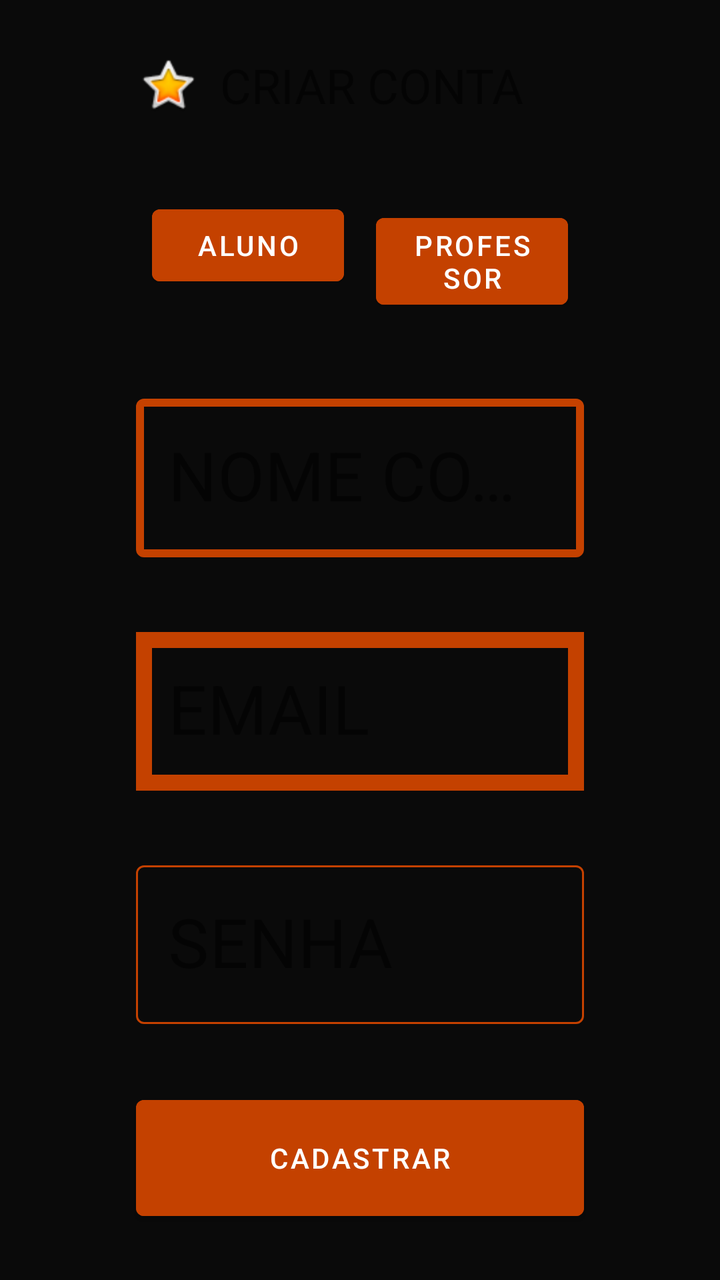
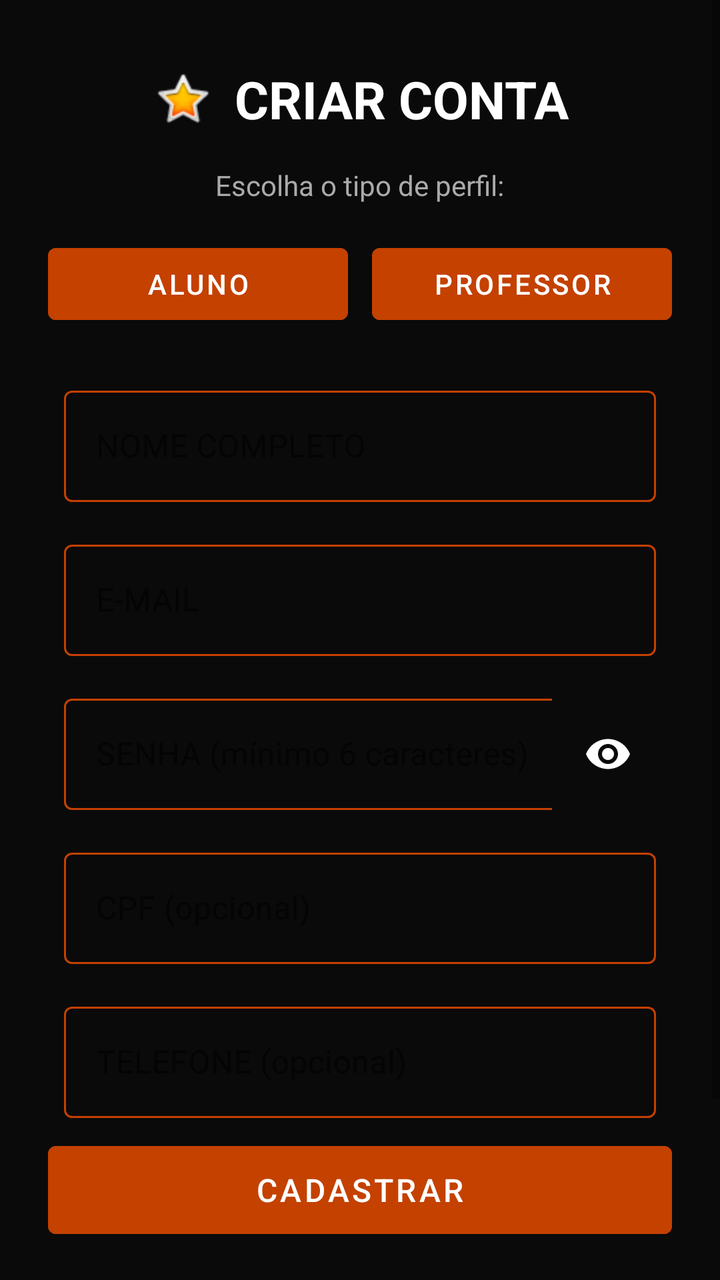

Before-and-after screenshots of an Android layout around one commit, followed by the original layout XML and the change that was made.
<!-- AndroidManifest.xml: application theme Theme.TreinaMais -->
<!-- res/layout/cadastro.xml -->
<?xml version="1.0" encoding="utf-8"?>
<androidx.constraintlayout.widget.ConstraintLayout xmlns:android="http://schemas.android.com/apk/res/android"
    xmlns:app="http://schemas.android.com/apk/res-auto"
    xmlns:tools="http://schemas.android.com/tools"
    android:id="@+id/constraintLout_Cadastro"
    android:layout_width="match_parent"
    android:layout_height="match_parent"
    android:outlineProvider="none">

    <LinearLayout
        android:layout_width="0dp"
        android:layout_height="wrap_content"
        android:layout_marginStart="32dp"
        android:layout_marginTop="8dp"
        android:layout_marginEnd="32dp"
        android:layout_marginBottom="8dp"
        android:gravity="center"
        android:orientation="vertical"
        android:padding="20dp"
        app:layout_constraintBottom_toBottomOf="parent"
        app:layout_constraintEnd_toEndOf="parent"
        app:layout_constraintStart_toStartOf="parent"
        app:layout_constraintTop_toTopOf="parent">

        <TextView
            android:id="@+id/textView7"
            android:layout_width="match_parent"
            android:layout_height="wrap_content"
            android:layout_margin="16dp"
            android:drawablePadding="10dp"
            android:text="CRIAR CONTA"
            android:textSize="24sp"
            app:drawableStartCompat="@android:drawable/btn_star_big_on"
            tools:ignore="HardcodedText" />

        <LinearLayout
            android:layout_width="match_parent"
            android:layout_height="match_parent"
            android:layout_margin="16dp"
            android:orientation="horizontal">

            <Button
                android:id="@+id/button3"
                style="@style/Theme.TreinaMais.Botao1"
                android:layout_width="0dp"
                android:layout_height="wrap_content"
                android:layout_margin="8dp"
                android:layout_weight="1"
                android:text="Aluno"
                tools:ignore="HardcodedText" />

            <Button
                android:id="@+id/button4"
                style="@style/Theme.TreinaMais.Botao1"
                android:layout_width="0dp"
                android:layout_height="wrap_content"
                android:layout_margin="8dp"
                android:layout_weight="1"
                android:text="Professor"
                tools:ignore="HardcodedText" />
        </LinearLayout>

        <android.support.design.widget.TextInputLayout
            android:id="@+id/NomeInput"
            style="@style/tilStyle"
            android:layout_width="match_parent"
            android:layout_height="wrap_content"
            android:layout_margin="16dp"
            android:hint="NOME COMPLETO"
            app:boxBackgroundMode="outline"
            app:boxCollapsedPaddingTop="0dp"
            app:boxCornerRadiusBottomEnd="4dp"
            app:boxCornerRadiusBottomStart="4dp"
            app:boxCornerRadiusTopEnd="4dp"
            app:boxCornerRadiusTopStart="4dp"
            app:boxStrokeWidth="4dp"
            tools:ignore="HardcodedText">

            <android.support.design.widget.TextInputEditText
                android:layout_width="match_parent"
                android:layout_height="wrap_content"
                android:textSize="34sp"
                tools:ignore="HardcodedText" />
        </android.support.design.widget.TextInputLayout>

        <android.support.design.widget.TextInputLayout
            android:id="@+id/Email_Input"
            style="@style/tilStyle"
            android:layout_width="match_parent"
            android:layout_height="wrap_content"
            android:layout_margin="16dp"
            android:hint="EMAIL"
            app:boxBackgroundMode="outline"
            app:boxCornerRadiusBottomEnd="4dp"
            app:boxCornerRadiusBottomStart="4dp"
            app:boxCornerRadiusTopEnd="4dp"
            app:boxCornerRadiusTopStart="4dp"
            app:boxStrokeWidth="8dp"
            app:boxStrokeWidthFocused="8dp"
            app:hintAnimationEnabled="true"
            app:hintEnabled="true"
            tools:ignore="HardcodedText">

            <android.support.design.widget.TextInputEditText
                android:layout_width="match_parent"
                android:layout_height="wrap_content"
                android:textSize="34sp" />
        </android.support.design.widget.TextInputLayout>

        <android.support.design.widget.TextInputLayout
            android:id="@+id/SenhaInput"
            style="@style/tilStyle"
            android:layout_width="match_parent"
            android:layout_height="wrap_content"
            android:layout_margin="16dp"
            android:hint="SENHA"
            app:boxBackgroundMode="outline"
            app:boxCornerRadiusBottomEnd="4dp"
            app:boxCornerRadiusBottomStart="4dp"
            app:boxCornerRadiusTopEnd="4dp"
            app:boxCornerRadiusTopStart="4dp"
            app:expandedHintEnabled="true"
            app:hintAnimationEnabled="true"
            app:hintEnabled="true"
            tools:ignore="HardcodedText">

            <android.support.design.widget.TextInputEditText
                android:layout_width="match_parent"
                android:layout_height="wrap_content"
                android:textSize="34sp" />
        </android.support.design.widget.TextInputLayout>

        <Button
            android:id="@+id/button"
            style="@style/Theme.TreinaMais.Botao1"
            android:layout_width="match_parent"
            android:layout_height="70sp"
            android:layout_margin="16dp"
            android:gravity="center"
            android:text="CADASTRAR"
            tools:ignore="HardcodedText" />

        <TextView
            android:id="@+id/termosDeUso"
            android:layout_width="match_parent"
            android:layout_height="wrap_content"
            android:text="Ao cadastrar, você concorda com os Termos de Uso."
            android:textAlignment="center"
            android:textColor="#444444"
            android:textSize="11sp"
            tools:ignore="HardcodedText" />

    </LinearLayout>
</androidx.constraintlayout.widget.ConstraintLayout>
<!-- resources referenced by this layout -->
<resources>
  <style name="Theme.TreinaMais.Botao1" parent="Widget.MaterialComponents.Button">
          <item name="cornerRadius">@dimen/CadastroCanto</item>
          <item name="android:backgroundTint">@color/Botao_MEscuro</item>
      </style>
  <style name="tilStyle" parent="Widget.MaterialComponents.TextInputLayout.OutlinedBox">
          <item name="boxCornerRadiusTopStart">@dimen/CadastroCanto</item>
          <item name="boxCornerRadiusTopEnd">@dimen/CadastroCanto</item>
          <item name="boxCornerRadiusBottomStart">@dimen/CadastroCanto</item>
          <item name="boxCornerRadiusBottomEnd">@dimen/CadastroCanto</item>
          <item name="android:layout_margin">@dimen/Margem1</item>
          <item name="boxStrokeColor">@color/outline_color</item>
      </style>
  <style name="Theme.TreinaMais" parent="Theme.MaterialComponents.DayNight.NoActionBar">
          
          <item name="android:statusBarColor">@color/black</item>
          <item name="android:windowBackground">@color/Fundo_MEscuro</item>
          <item name="android:colorBackground">@color/Fundo_MEscuro</item>
          <item name="android:background">@color/Fundo_MEscuro</item>
          <item name="textInputOutlinedStyle">@style/tilStyle</item>
      </style>
  <dimen name="CadastroCanto">4dp</dimen>
  <color name="Botao_MEscuro">#C44100</color>
  <dimen name="Margem1">8dp</dimen>
  <color name="black">#FF000000</color>
  <color name="Fundo_MEscuro">#0A0A0A</color>
</resources>

<!-- the commit's change to res/layout/cadastro.xml (unified diff, before → after) -->
@@ -7,148 +7,231 @@
     android:layout_height="match_parent"
     android:outlineProvider="none">
 
-    <LinearLayout
-        android:layout_width="0dp"
-        android:layout_height="wrap_content"
-        android:layout_marginStart="32dp"
-        android:layout_marginTop="8dp"
-        android:layout_marginEnd="32dp"
-        android:layout_marginBottom="8dp"
-        android:gravity="center"
-        android:orientation="vertical"
-        android:padding="20dp"
+    <ScrollView
+        android:layout_width="match_parent"
+        android:layout_height="match_parent"
+        android:fillViewport="true"
         app:layout_constraintBottom_toBottomOf="parent"
         app:layout_constraintEnd_toEndOf="parent"
         app:layout_constraintStart_toStartOf="parent"
         app:layout_constraintTop_toTopOf="parent">
 
-        <TextView
-            android:id="@+id/textView7"
+        <LinearLayout
             android:layout_width="match_parent"
             android:layout_height="wrap_content"
-            android:layout_margin="16dp"
-            android:drawablePadding="10dp"
-            android:text="CRIAR CONTA"
-            android:textSize="24sp"
-            app:drawableStartCompat="@android:drawable/btn_star_big_on"
-            tools:ignore="HardcodedText" />
-
-        <LinearLayout
-            android:layout_width="match_parent"
-            android:layout_height="match_parent"
-            android:layout_margin="16dp"
-            android:orientation="horizontal">
+            android:gravity="center_horizontal"
+            android:orientation="vertical"
+            android:paddingStart="24dp"
+            android:paddingTop="32dp"
+            android:paddingEnd="24dp"
+            android:paddingBottom="32dp">
+
+            <TextView
+                android:id="@+id/textView7"
+                android:layout_width="wrap_content"
+                android:layout_height="wrap_content"
+                android:layout_marginBottom="16dp"
+                android:drawablePadding="10dp"
+                android:text="CRIAR CONTA"
+                android:textColor="@color/white"
+                android:textSize="26sp"
+                android:textStyle="bold"
+                app:drawableStartCompat="@android:drawable/btn_star_big_on"
+                tools:ignore="HardcodedText" />
+
+            <TextView
+                android:layout_width="wrap_content"
+                android:layout_height="wrap_content"
+                android:layout_marginBottom="16dp"
+                android:text="Escolha o tipo de perfil:"
+                android:textColor="#AAAAAA"
+                android:textSize="14sp"
+                tools:ignore="HardcodedText" />
+
+            <LinearLayout
+                android:layout_width="match_parent"
+                android:layout_height="wrap_content"
+                android:layout_marginBottom="16dp"
+                android:orientation="horizontal">
+
+                <Button
+                    android:id="@+id/btnTipoAluno"
+                    style="@style/Theme.TreinaMais.Botao1"
+                    android:layout_width="0dp"
+                    android:layout_height="wrap_content"
+                    android:layout_marginEnd="6dp"
+                    android:layout_weight="1"
+                    android:text="ALUNO"
+                    tools:ignore="HardcodedText" />
+
+                <Button
+                    android:id="@+id/btnTipoProfessor"
+                    style="@style/Theme.TreinaMais.Botao1"
+                    android:layout_width="0dp"
+                    android:layout_height="wrap_content"
+                    android:layout_marginStart="6dp"
+                    android:layout_weight="1"
+                    android:text="PROFESSOR"
+                    tools:ignore="HardcodedText" />
+            </LinearLayout>
+
+            
+            <com.google.android.material.textfield.TextInputLayout
+                android:id="@+id/nomeInputLayout"
+                style="@style/tilStyle"
+                android:layout_width="match_parent"
+                android:layout_height="wrap_content"
+                android:layout_marginBottom="10dp"
+                android:hint="NOME COMPLETO"
+                app:boxBackgroundMode="outline">
+
+                <com.google.android.material.textfield.TextInputEditText
+                    android:id="@+id/editNome"
+                    android:layout_width="match_parent"
+                    android:layout_height="wrap_content"
+                    android:inputType="textPersonName"
+                    android:textColor="@color/white"
+                    android:textSize="16sp" />
+            </com.google.android.material.textfield.TextInputLayout>
+
+            
+            <com.google.android.material.textfield.TextInputLayout
+                android:id="@+id/emailInputLayout"
+                style="@style/tilStyle"
+                android:layout_width="match_parent"
+                android:layout_height="wrap_content"
+                android:layout_marginBottom="10dp"
+                android:hint="E-MAIL"
+                app:boxBackgroundMode="outline">
+
+                <com.google.android.material.textfield.TextInputEditText
+                    android:id="@+id/editEmail"
+                    android:layout_width="match_parent"
+                    android:layout_height="wrap_content"
+                    android:inputType="textEmailAddress"
+                    android:textColor="@color/white"
+                    android:textSize="16sp" />
+            </com.google.android.material.textfield.TextInputLayout>
+
+            
+            <com.google.android.material.textfield.TextInputLayout
+                android:id="@+id/senhaInputLayout"
+                style="@style/tilStyle"
+                android:layout_width="match_parent"
+                android:layout_height="wrap_content"
+                android:layout_marginBottom="10dp"
+                android:hint="SENHA (mínimo 6 caracteres)"
+                app:boxBackgroundMode="outline"
+                app:passwordToggleEnabled="true"
+                app:passwordToggleTint="@color/white">
+
+                <com.google.android.material.textfield.TextInputEditText
+                    android:id="@+id/editSenha"
+                    android:layout_width="match_parent"
+                    android:layout_height="wrap_content"
+                    android:inputType="textPassword"
+                    android:textColor="@color/white"
+                    android:textSize="16sp" />
+            </com.google.android.material.textfield.TextInputLayout>
+
+            
+            <com.google.android.material.textfield.TextInputLayout
+                android:id="@+id/crefInputLayout"
+                style="@style/tilStyle"
+                android:layout_width="match_parent"
+                android:layout_height="wrap_content"
+                android:layout_marginBottom="10dp"
+                android:hint="CREF (ex: 123456-G/GO)"
+                android:visibility="gone"
+                app:boxBackgroundMode="outline">
+
+                <com.google.android.material.textfield.TextInputEditText
+                    android:id="@+id/editCref"
+                    android:layout_width="match_parent"
+                    android:layout_height="wrap_content"
+                    android:inputType="textCapCharacters"
+                    android:textColor="@color/white"
+                    android:textSize="16sp" />
+            </com.google.android.material.textfield.TextInputLayout>
+
+            
+            <com.google.android.material.textfield.TextInputLayout
+                android:id="@+id/cpfInputLayout"
+                style="@style/tilStyle"
+                android:layout_width="match_parent"
+                android:layout_height="wrap_content"
+                android:layout_marginBottom="10dp"
+                android:hint="CPF (opcional)"
+                app:boxBackgroundMode="outline">
+
+                <com.google.android.material.textfield.TextInputEditText
+                    android:id="@+id/editCpf"
+                    android:layout_width="match_parent"
+                    android:layout_height="wrap_content"
+                    android:inputType="number"
+                    android:textColor="@color/white"
+                    android:textSize="16sp" />
+            </com.google.android.material.textfield.TextInputLayout>
+
+            
+            <com.google.android.material.textfield.TextInputLayout
+                android:id="@+id/telefoneInputLayout"
+                style="@style/tilStyle"
+                android:layout_width="match_parent"
+                android:layout_height="wrap_content"
+                android:layout_marginBottom="16dp"
+                android:hint="TELEFONE (opcional)"
+                app:boxBackgroundMode="outline">
+
+                <com.google.android.material.textfield.TextInputEditText
+                    android:id="@+id/editTelefone"
+                    android:layout_width="match_parent"
+                    android:layout_height="wrap_content"
+                    android:inputType="phone"
+                    android:textColor="@color/white"
+                    android:textSize="16sp" />
+            </com.google.android.material.textfield.TextInputLayout>
+
+            <ProgressBar
+                android:id="@+id/progressBarCadastro"
+                android:layout_width="wrap_content"
+                android:layout_height="wrap_content"
+                android:layout_marginBottom="12dp"
+                android:visibility="gone" />
 
             <Button
-                android:id="@+id/button3"
+                android:id="@+id/btnCadastrar"
                 style="@style/Theme.TreinaMais.Botao1"
-                android:layout_width="0dp"
-                android:layout_height="wrap_content"
-                android:layout_margin="8dp"
-                android:layout_weight="1"
-                android:text="Aluno"
-                tools:ignore="HardcodedText" />
-
-            <Button
-                android:id="@+id/button4"
-                style="@style/Theme.TreinaMais.Botao1"
-                android:layout_width="0dp"
-                android:layout_height="wrap_content"
-                android:layout_margin="8dp"
-                android:layout_weight="1"
-                android:text="Professor"
-                tools:ignore="HardcodedText" />
+                android:layout_width="match_parent"
+                android:layout_height="56dp"
+                android:layout_marginBottom="16dp"
+                android:gravity="center"
+                android:text="CADASTRAR"
+                android:textSize="16sp"
+                tools:ignore="HardcodedText" />
+
+            <TextView
+                android:id="@+id/tvVoltarLogin"
+                android:layout_width="wrap_content"
+                android:layout_height="wrap_content"
+                android:layout_marginBottom="12dp"
+                android:padding="8dp"
+                android:text="Já possui uma conta? Faça Login"
+                android:textColor="#388E3C"
+                android:textSize="14sp"
+                android:textStyle="bold"
+                tools:ignore="HardcodedText" />
+
+            <TextView
+                android:id="@+id/termosDeUso"
+                android:layout_width="match_parent"
+                android:layout_height="wrap_content"
+                android:text="Ao cadastrar, você concorda com os Termos de Uso do TreinaMais."
+                android:textAlignment="center"
+                android:textColor="#888888"
+                android:textSize="11sp"
+                tools:ignore="HardcodedText" />
+
         </LinearLayout>
-
-        <android.support.design.widget.TextInputLayout
-            android:id="@+id/NomeInput"
-            style="@style/tilStyle"
-            android:layout_width="match_parent"
-            android:layout_height="wrap_content"
-            android:layout_margin="16dp"
-            android:hint="NOME COMPLETO"
-            app:boxBackgroundMode="outline"
-            app:boxCollapsedPaddingTop="0dp"
-            app:boxCornerRadiusBottomEnd="4dp"
-            app:boxCornerRadiusBottomStart="4dp"
-            app:boxCornerRadiusTopEnd="4dp"
-            app:boxCornerRadiusTopStart="4dp"
-            app:boxStrokeWidth="4dp"
-            tools:ignore="HardcodedText">
-
-            <android.support.design.widget.TextInputEditText
-                android:layout_width="match_parent"
-                android:layout_height="wrap_content"
-                android:textSize="34sp"
-                tools:ignore="HardcodedText" />
-        </android.support.design.widget.TextInputLayout>
-
-        <android.support.design.widget.TextInputLayout
-            android:id="@+id/Email_Input"
-            style="@style/tilStyle"
-            android:layout_width="match_parent"
-            android:layout_height="wrap_content"
-            android:layout_margin="16dp"
-            android:hint="EMAIL"
-            app:boxBackgroundMode="outline"
-            app:boxCornerRadiusBottomEnd="4dp"
-            app:boxCornerRadiusBottomStart="4dp"
-            app:boxCornerRadiusTopEnd="4dp"
-            app:boxCornerRadiusTopStart="4dp"
-            app:boxStrokeWidth="8dp"
-            app:boxStrokeWidthFocused="8dp"
-            app:hintAnimationEnabled="true"
-            app:hintEnabled="true"
-            tools:ignore="HardcodedText">
-
-            <android.support.design.widget.TextInputEditText
-                android:layout_width="match_parent"
-                android:layout_height="wrap_content"
-                android:textSize="34sp" />
-        </android.support.design.widget.TextInputLayout>
-
-        <android.support.design.widget.TextInputLayout
-            android:id="@+id/SenhaInput"
-            style="@style/tilStyle"
-            android:layout_width="match_parent"
-            android:layout_height="wrap_content"
-            android:layout_margin="16dp"
-            android:hint="SENHA"
-            app:boxBackgroundMode="outline"
-            app:boxCornerRadiusBottomEnd="4dp"
-            app:boxCornerRadiusBottomStart="4dp"
-            app:boxCornerRadiusTopEnd="4dp"
-            app:boxCornerRadiusTopStart="4dp"
-            app:expandedHintEnabled="true"
-            app:hintAnimationEnabled="true"
-            app:hintEnabled="true"
-            tools:ignore="HardcodedText">
-
-            <android.support.design.widget.TextInputEditText
-                android:layout_width="match_parent"
-                android:layout_height="wrap_content"
-                android:textSize="34sp" />
-        </android.support.design.widget.TextInputLayout>
-
-        <Button
-            android:id="@+id/button"
-            style="@style/Theme.TreinaMais.Botao1"
-            android:layout_width="match_parent"
-            android:layout_height="70sp"
-            android:layout_margin="16dp"
-            android:gravity="center"
-            android:text="CADASTRAR"
-            tools:ignore="HardcodedText" />
-
-        <TextView
-            android:id="@+id/termosDeUso"
-            android:layout_width="match_parent"
-            android:layout_height="wrap_content"
-            android:text="Ao cadastrar, você concorda com os Termos de Uso."
-            android:textAlignment="center"
-            android:textColor="#444444"
-            android:textSize="11sp"
-            tools:ignore="HardcodedText" />
-
-    </LinearLayout>
+    </ScrollView>
 </androidx.constraintlayout.widget.ConstraintLayout>
<!-- resource entries referenced after the edit -->
@@ -1,5 +1,6 @@
 <!-- resources referenced by this layout -->
 <resources>
+  <color name="white">#FFFFFFFF</color>
   <style name="Theme.TreinaMais.Botao1" parent="Widget.MaterialComponents.Button">
           <item name="cornerRadius">@dimen/CadastroCanto</item>
           <item name="android:backgroundTint">@color/Botao_MEscuro</item>
